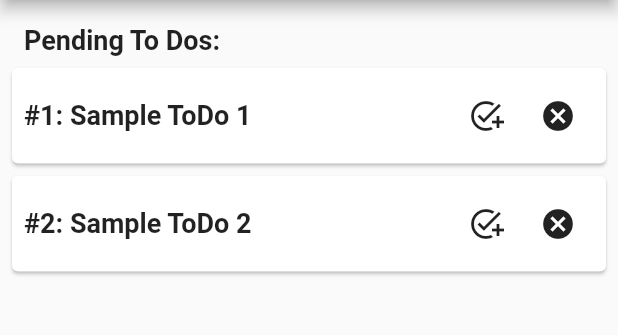
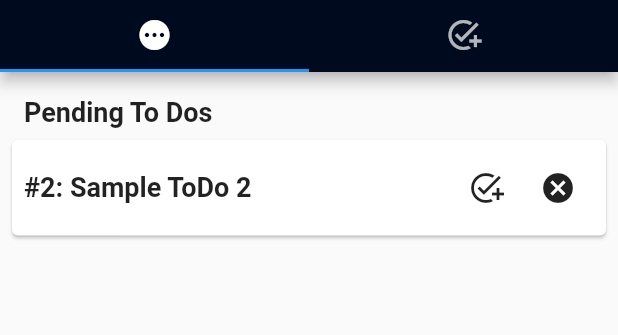
Before and after one commit to maxonflutter/flutter_bloc_pattern, a Flutter app: the screen it shows after launch, after a tap on the "add task" icon, on a phone screen of 412 x 824 dp, the part 84-419 px from its top. Run offline on Flutter 3.47's test engine with Material 2 defaults, Android fonts, the phone set to English and light mode, and no system bars; our stand-ins replace bloc, equatable, flutter_bloc.

Commit message:
Todos Filter BloC

```diff
--- a/lib/blocs/blocs.dart
+++ b/lib/blocs/blocs.dart
@@ -1 +1,2 @@
-// export 'todos/todos_bloc.dart';
+export 'todos/todos_bloc.dart';
+export 'todos_filter/todos_filter_bloc.dart';
--- a/lib/blocs/todos/todos_bloc.dart
+++ b/lib/blocs/todos/todos_bloc.dart
@@ -42,5 +42,14 @@ class TodosBloc extends Bloc<TodosEvent, TodosState> {
     }
   }
 
-  void _onUpdateTodo(UpdateTodo event, Emitter<TodosState> emit) {}
+  void _onUpdateTodo(UpdateTodo event, Emitter<TodosState> emit) {
+    final state = this.state;
+    if (state is TodosLoaded) {
+      List<Todo> todos = (state.todos.map((todo) {
+        return todo.id == event.todo.id ? event.todo : todo;
+      })).toList();
+
+      emit(TodosLoaded(todos: todos));
+    }
+  }
 }
--- a/lib/blocs/todos_filter/todos_filter_bloc.dart
+++ b/lib/blocs/todos_filter/todos_filter_bloc.dart
@@ -4,6 +4,7 @@ import 'package:bloc/bloc.dart';
 import 'package:equatable/equatable.dart';
 import 'package:flutter_bloc_pattern/blocs/todos/todos_bloc.dart';
 import 'package:flutter_bloc_pattern/models/models.dart';
+import 'package:flutter_bloc_pattern/models/todos_filter_model.dart';
 
 part 'todos_filter_event.dart';
 part 'todos_filter_state.dart';
@@ -15,22 +16,32 @@ class TodosFilterBloc extends Bloc<TodosFilterEvent, TodosFilterState> {
   TodosFilterBloc({required TodosBloc todosBloc})
       : _todosBloc = todosBloc,
         super(TodosFilterLoading()) {
+    on<UpdateFilter>(_onUpdateFilter);
     on<UpdateTodos>(_onUpdateTodos);
 
     _todosSubscription = todosBloc.stream.listen((state) {
-      if (state is TodosLoaded) {
-        print(state.todos);
-        add(
-          const UpdateTodos(),
-        );
-      }
+      add(
+        const UpdateFilter(),
+      );
     });
   }
 
-  void _onUpdateTodos(
-    UpdateTodos event,
-    Emitter<TodosFilterState> emit,
-  ) {
+  void _onUpdateFilter(UpdateFilter event, Emitter<TodosFilterState> emit) {
+    if (state is TodosFilterLoading) {
+      add(
+        const UpdateTodos(todosFilter: TodosFilter.pending),
+      );
+    }
+
+    if (state is TodosFilterLoaded) {
+      final state = (this.state as TodosFilterLoaded);
+      add(
+        UpdateTodos(todosFilter: state.todosFilter),
+      );
+    }
+  }
+
+  void _onUpdateTodos(UpdateTodos event, Emitter<TodosFilterState> emit) {
     final state = _todosBloc.state;
 
     if (state is TodosLoaded) {
@@ -43,10 +54,10 @@ class TodosFilterBloc extends Bloc<TodosFilterEvent, TodosFilterState> {
           case TodosFilter.cancelled:
             return todo.isCancelled!;
           case TodosFilter.pending:
-            return !(todo.isCancelled! && todo.isCompleted!);
+            return !(todo.isCancelled! || todo.isCompleted!);
         }
       }).toList();
-      print(todos);
+
       emit(
         TodosFilterLoaded(
           filteredTodos: todos,
--- a/lib/blocs/todos_filter/todos_filter_event.dart
+++ b/lib/blocs/todos_filter/todos_filter_event.dart
@@ -7,12 +7,17 @@ abstract class TodosFilterEvent extends Equatable {
   List<Object> get props => [];
 }
 
+class UpdateFilter extends TodosFilterEvent {
+  const UpdateFilter();
+
+  @override
+  List<Object> get props => [];
+}
+
 class UpdateTodos extends TodosFilterEvent {
   final TodosFilter todosFilter;
 
-  const UpdateTodos({
-    this.todosFilter = TodosFilter.pending,
-  });
+  const UpdateTodos({required this.todosFilter});
 
   @override
   List<Object> get props => [todosFilter];
--- a/lib/blocs/todos_filter/todos_filter_state.dart
+++ b/lib/blocs/todos_filter/todos_filter_state.dart
@@ -4,7 +4,7 @@ abstract class TodosFilterState extends Equatable {
   const TodosFilterState();
 
   @override
-  List<Object> get props => [];
+  List<Object?> get props => [];
 }
 
 class TodosFilterLoading extends TodosFilterState {}
@@ -15,9 +15,9 @@ class TodosFilterLoaded extends TodosFilterState {
 
   const TodosFilterLoaded({
     required this.filteredTodos,
-    this.todosFilter = TodosFilter.all,
+    this.todosFilter = TodosFilter.pending,
   });
 
   @override
-  List<Object> get props => [filteredTodos, todosFilter];
+  List<Object?> get props => [filteredTodos, todosFilter];
 }
--- a/lib/main.dart
+++ b/lib/main.dart
@@ -1,7 +1,5 @@
 import 'package:flutter/material.dart';
 import 'package:flutter_bloc/flutter_bloc.dart';
-import 'package:flutter_bloc_pattern/blocs/todos/todos_bloc.dart';
-import 'package:flutter_bloc_pattern/blocs/todos_filter/todos_filter_bloc.dart';
 
 import '/blocs/blocs.dart';
 import '/models/models.dart';
@@ -21,7 +19,8 @@ class MyApp extends StatelessWidget {
         BlocProvider(
           create: (context) => TodosBloc()
             ..add(
-              LoadTodos(todos: [
+              LoadTodos(
+                todos: [
                   Todo(
                     id: '1',
                     task: 'Sample ToDo 1',
@@ -32,16 +31,15 @@ class MyApp extends StatelessWidget {
                     task: 'Sample ToDo 2',
                     description: 'This is a test To Do',
                   ),
-              ]),
+                ],
+              ),
             ),
         ),
         BlocProvider(
           create: (context) => TodosFilterBloc(
             todosBloc: BlocProvider.of<TodosBloc>(context),
-          )..add(
-              const UpdateTodos(),
           ),
-        )
+        ),
       ],
       child: MaterialApp(
         title: 'BloC Pattern - Todos',
--- a/lib/models/models.dart
+++ b/lib/models/models.dart
@@ -1,2 +1 @@
 export 'todos_model.dart';
-export 'todos_filter_model.dart';
--- a/lib/models/todos_filter_model.dart
+++ b/lib/models/todos_filter_model.dart
@@ -1 +1 @@
-enum TodosFilter { all, pending, completed, cancelled }
+enum TodosFilter { all, completed, cancelled, pending }
--- a/lib/screens/home_screen.dart
+++ b/lib/screens/home_screen.dart
@@ -2,6 +2,7 @@ import 'package:flutter/material.dart';
 import 'package:flutter_bloc/flutter_bloc.dart';
 import 'package:flutter_bloc_pattern/blocs/todos/todos_bloc.dart';
 import 'package:flutter_bloc_pattern/blocs/todos_filter/todos_filter_bloc.dart';
+import 'package:flutter_bloc_pattern/models/todos_filter_model.dart';
 
 import '/models/models.dart';
 import '/screens/screens.dart';
@@ -12,7 +13,9 @@ class HomeScreen extends StatelessWidget {
 
   @override
   Widget build(BuildContext context) {
-    return Scaffold(
+    return DefaultTabController(
+      length: 2,
+      child: Scaffold(
         appBar: AppBar(
           title: const Text('BloC Pattern: To Dos'),
           actions: [
@@ -28,8 +31,45 @@ class HomeScreen extends StatelessWidget {
               icon: const Icon(Icons.add),
             ),
           ],
+          bottom: TabBar(
+            onTap: (tabIndex) {
+              switch (tabIndex) {
+                case 0:
+                  BlocProvider.of<TodosFilterBloc>(context).add(
+                    UpdateTodos(
+                      todosFilter: TodosFilter.pending,
                     ),
-      body: BlocBuilder<TodosFilterBloc, TodosFilterState>(
+                  );
+                  break;
+                case 1:
+                  BlocProvider.of<TodosFilterBloc>(context).add(
+                    UpdateTodos(
+                      todosFilter: TodosFilter.completed,
+                    ),
+                  );
+                  break;
+              }
+            },
+            tabs: const [
+              Tab(icon: Icon(Icons.pending)),
+              Tab(icon: Icon(Icons.add_task)),
+            ],
+          ),
+        ),
+        body: TabBarView(
+          children: [
+            _todos('Pending To Dos'),
+            _todos('Completed To Dos'),
+          ],
+        ),
+      ),
+    );
+  }
+
+  BlocBuilder<TodosFilterBloc, TodosFilterState> _todos(
+    String title,
+  ) {
+    return BlocBuilder<TodosFilterBloc, TodosFilterState>(
       builder: (context, state) {
         if (state is TodosFilterLoading) {
           return const CircularProgressIndicator();
@@ -42,9 +82,9 @@ class HomeScreen extends StatelessWidget {
               children: [
                 Container(
                   padding: const EdgeInsets.all(8.0),
-                    child: const Text(
-                      'Pending To Dos: ',
-                      style: TextStyle(
+                  child: Text(
+                    title,
+                    style: const TextStyle(
                       fontSize: 18,
                       fontWeight: FontWeight.bold,
                     ),
@@ -61,47 +101,9 @@ class HomeScreen extends StatelessWidget {
             ),
           );
         } else {
-            return const Text('Something went wrong.');
+          return const Text('Something went wrong!');
         }
       },
-      ),
-
-      // BlocBuilder<TodosBloc, TodosState>(
-      //   builder: (context, state) {
-      //     if (state is TodosLoading) {
-      //       return const CircularProgressIndicator();
-      //     }
-      //     if (state is TodosLoaded) {
-      //       return Padding(
-      //         padding: const EdgeInsets.all(8.0),
-      //         child: Column(
-      //           crossAxisAlignment: CrossAxisAlignment.start,
-      //           children: [
-      //             Container(
-      //               padding: const EdgeInsets.all(8.0),
-      //               child: const Text(
-      //                 'Pending To Dos: ',
-      //                 style: TextStyle(
-      //                   fontSize: 18,
-      //                   fontWeight: FontWeight.bold,
-      //                 ),
-      //               ),
-      //             ),
-      //             ListView.builder(
-      //               shrinkWrap: true,
-      //               itemCount: state.todos.length,
-      //               itemBuilder: (BuildContext context, int index) {
-      //                 return _todoCard(context, state.todos[index]);
-      //               },
-      //             ),
-      //           ],
-      //         ),
-      //       );
-      //     } else {
-      //       return const Text('Something went wrong!');
-      //     }
-      //   },
-      // ),
     );
   }
 
@@ -123,7 +125,13 @@ class HomeScreen extends StatelessWidget {
             Row(
               children: [
                 IconButton(
-                  onPressed: () {},
+                  onPressed: () {
+                    context.read<TodosBloc>().add(
+                          UpdateTodo(
+                            todo: todo.copyWith(isCompleted: true),
+                          ),
+                        );
+                  },
                   icon: const Icon(Icons.add_task),
                 ),
                 IconButton(
```
Lines whose indentation alone changed are shown as unchanged.
